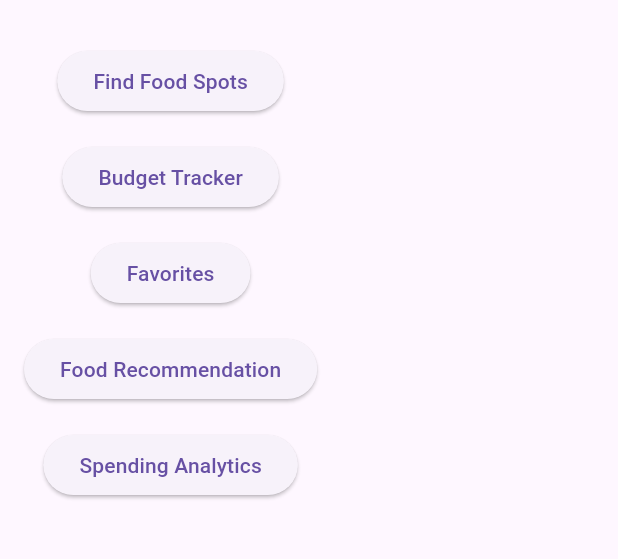
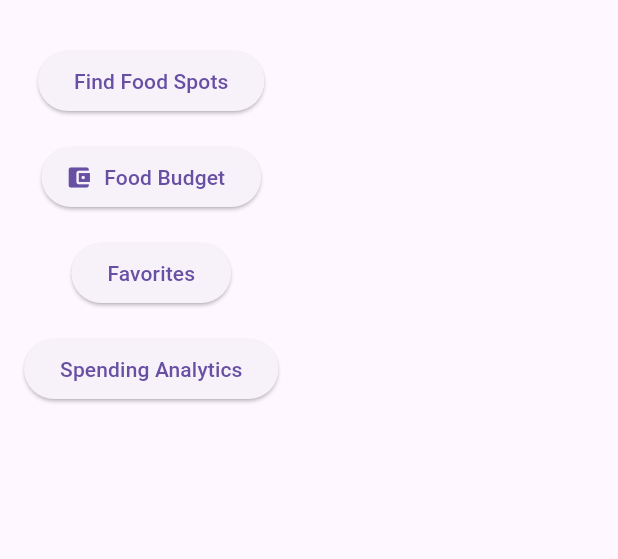
Before and after one commit to jemel119/project1, a Flutter app: the screen it shows after launch, after a tap on "Favorites", on a phone screen of 412 x 824 dp, the part 63-622 px from its top. Run offline on Flutter 3.47's test engine with Material 3 defaults, Android fonts, the phone set to English and light mode, and no system bars; our stand-ins replace shared_preferences, sqflite; accounts and stored records are empty.

Commit message:
Add food budget nav button to home screen

```diff
--- a/lib/screens/home_screen.dart
+++ b/lib/screens/home_screen.dart
@@ -23,29 +23,19 @@ class HomeScreen extends StatelessWidget {
 
 const SizedBox(height: 16),
 
-ElevatedButton(
+ElevatedButton.icon(
   onPressed: () {
     Navigator.pushNamed(context, '/budget');
   },
-  child: const Text("Budget Tracker"),
+  icon: const Icon(Icons.account_balance_wallet),
+  label: const Text("Food Budget"),
 ),
 
 const SizedBox(height: 16),
 
 ElevatedButton(
-  onPressed: () {
-    Navigator.pushNamed(context, '/favorites');
-  },
+  onPressed: () {},
   child: const Text("Favorites"),
-),
-
-const SizedBox(height: 16),
-
-ElevatedButton(
-  onPressed: () {
-    Navigator.pushNamed(context, '/recommend');
-  },
-  child: const Text("Food Recommendation"),
 ),
 
 const SizedBox(height: 16),
```
